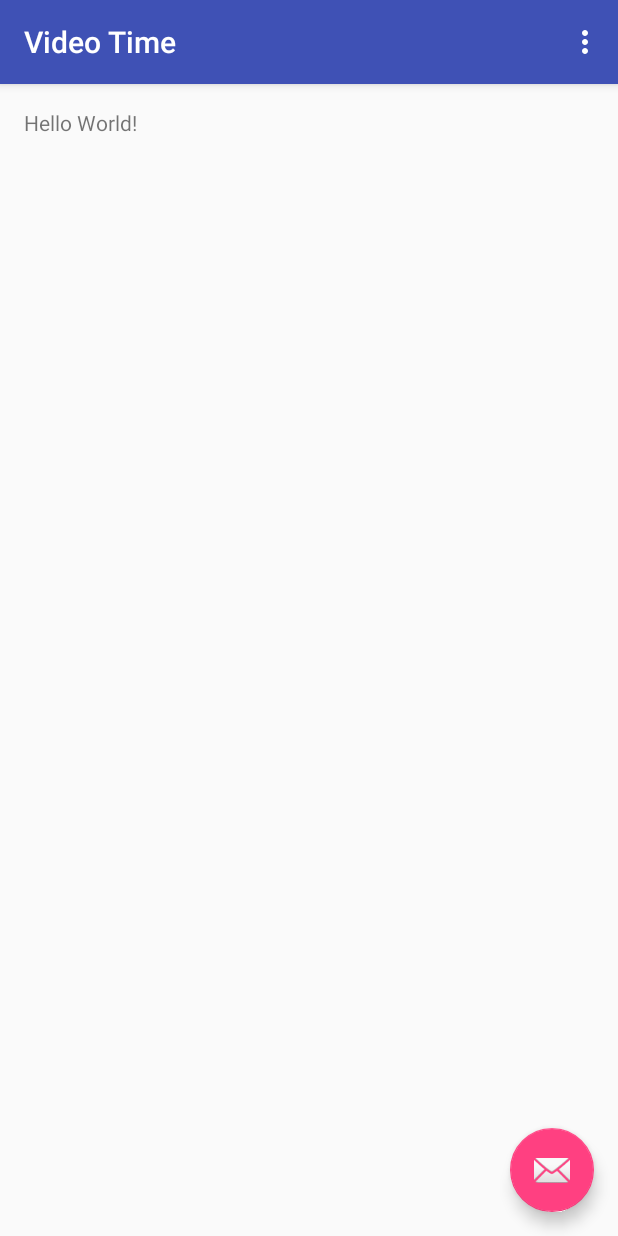
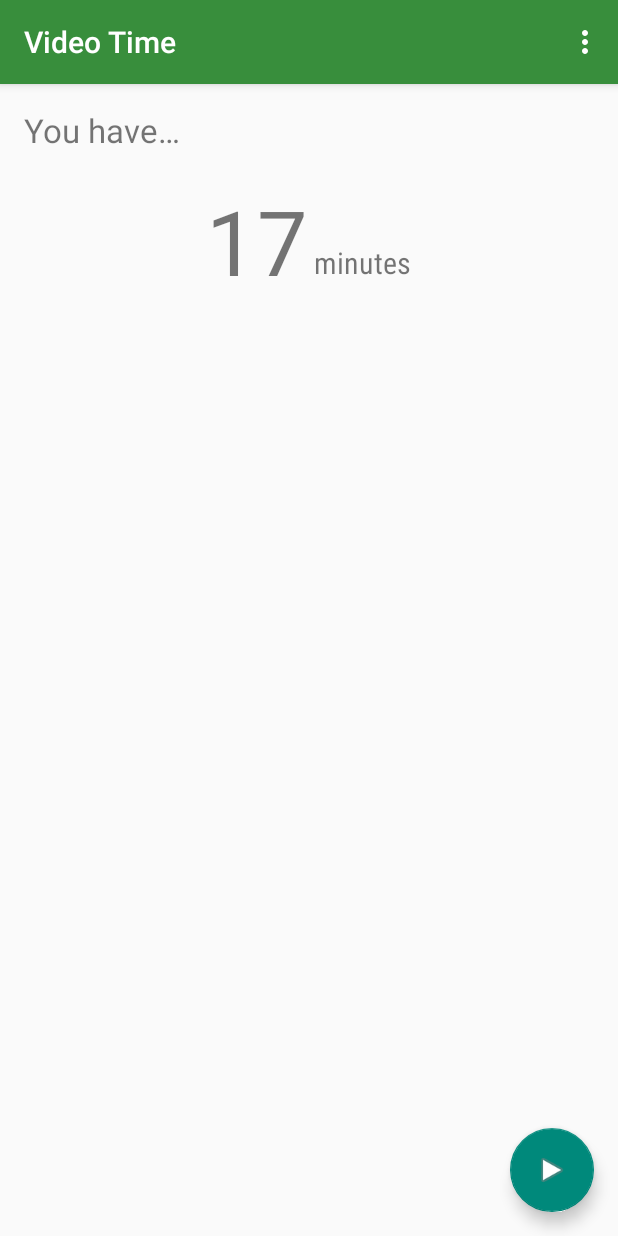
Before and after one commit to MarcBernstein/VideoTime, an Android app: the screen it shows after launch (MainActivity), on a phone screen of 412 x 824 dp. Run offline under Robolectric (Android 15) with nearby library versions, the phone set to English and light mode, and no system bars; our stand-ins replace ButterKnife, Dagger/Hilt's generated code; libraries missing offline, so code that uses them is left out: com.squareup.leakcanary; 4 statements that could not run were skipped.

Commit message:
Initial design

```diff
--- /dev/null
+++ b/app/src/main/java/info/marcbernstein/videotime/App.java
@@ -0,0 +1,57 @@
+package info.marcbernstein.videotime;
+
+import android.app.Application;
+
+import com.squareup.leakcanary.LeakCanary;
+
+import dagger.ObjectGraph;
+import info.marcbernstein.videotime.di.modules.VideoTimeModule;
+
+public class App extends Application {
+
+  private static App sInstance;
+
+  private ObjectGraph mObjectGraph;
+  private ObjectGraph mTestGraph;
+
+  @Override
+  public void onCreate() {
+    super.onCreate();
+
+    sInstance = this;
+
+    initLibs();
+    setupObjectGraph();
+  }
+
+  public static App getInstance() {
+    return sInstance;
+  }
+
+  private void initLibs() {
+    LeakCanary.install(this);
+  }
+
+  //region Dependency Injection
+  private void setupObjectGraph() {
+    mObjectGraph = ObjectGraph.create(getModules());
+  }
+
+  private Object[] getModules() {
+    return new Object[]{new VideoTimeModule()};
+  }
+
+  public static void inject(Object object) {
+    if (getInstance().mTestGraph != null) {
+      getInstance().mTestGraph.inject(object);
+      return;
+    }
+
+    getInstance().mObjectGraph.inject(object);
+  }
+
+  public void setTestGraph(ObjectGraph graph) {
+    mTestGraph = graph;
+  }
+  //endregion
+}
--- a/app/src/main/java/info/marcbernstein/videotime/MainActivity.java
+++ b/app/src/main/java/info/marcbernstein/videotime/MainActivity.java
@@ -8,16 +8,19 @@ import android.support.v7.widget.Toolbar;
 import android.view.Menu;
 import android.view.MenuItem;
 
+import butterknife.ButterKnife;
+
 public class MainActivity extends AppCompatActivity {
 
   @Override
   protected void onCreate(Bundle savedInstanceState) {
     super.onCreate(savedInstanceState);
     setContentView(R.layout.activity_main);
+    ButterKnife.bind(this);
     Toolbar toolbar = (Toolbar) findViewById(R.id.toolbar);
     setSupportActionBar(toolbar);
 
-        FloatingActionButton fab = (FloatingActionButton) findViewById(R.id.fab);
+    FloatingActionButton fab = ButterKnife.findById(this, R.id.fab);
     fab.setOnClickListener(
         view -> Snackbar.make(view, "Replace with your own action", Snackbar.LENGTH_LONG)
             .setAction("Action", null).show());
--- a/app/src/main/java/info/marcbernstein/videotime/MainActivityFragment.java
+++ b/app/src/main/java/info/marcbernstein/videotime/MainActivityFragment.java
@@ -1,22 +1,47 @@
 package info.marcbernstein.videotime;
 
+import android.os.Bundle;
+import android.support.annotation.Nullable;
 import android.support.v4.app.Fragment;
-import android.os.Bundle;
 import android.view.LayoutInflater;
 import android.view.View;
 import android.view.ViewGroup;
+import android.widget.TextView;
+
+import javax.inject.Inject;
+
+import butterknife.BindView;
+import butterknife.ButterKnife;
 
 /**
  * A placeholder fragment containing a simple view.
  */
 public class MainActivityFragment extends Fragment {
 
-    public MainActivityFragment() {
-    }
+  @Inject
+  App mApp;
 
-    @Override
-    public View onCreateView(LayoutInflater inflater, ViewGroup container,
-        Bundle savedInstanceState) {
-        return inflater.inflate(R.layout.fragment_main, container, false);
-    }
+  @BindView(R.id.textview_minutes)
+  TextView mMinutes;
+
+  public MainActivityFragment() {
+  }
+
+  @Override
+  public void onCreate(@Nullable Bundle savedInstanceState) {
+    super.onCreate(savedInstanceState);
+    ButterKnife.setDebug(true);
+
+    App.inject(this);
+  }
+
+  @Override
+  public View onCreateView(LayoutInflater inflater, ViewGroup container, Bundle savedInstanceState) {
+    View view = inflater.inflate(R.layout.fragment_main, container, false);
+    ButterKnife.bind(this, view);
+
+    mMinutes.setText("17");
+
+    return view;
+  }
 }
--- a/app/src/main/res/layout/activity_main.xml
+++ b/app/src/main/res/layout/activity_main.xml
@@ -17,11 +17,11 @@
             android:layout_width="match_parent"
             android:layout_height="?attr/actionBarSize"
             android:background="?attr/colorPrimary"
-            app:popupTheme="@style/AppTheme.PopupOverlay" />
+            app:popupTheme="@style/AppTheme.PopupOverlay"/>
 
     </android.support.design.widget.AppBarLayout>
 
-    <include layout="@layout/content_main" />
+    <include layout="@layout/content_main"/>
 
     <android.support.design.widget.FloatingActionButton
         android:id="@+id/fab"
@@ -29,6 +29,6 @@
         android:layout_height="wrap_content"
         android:layout_gravity="bottom|end"
         android:layout_margin="@dimen/fab_margin"
-        android:src="@android:drawable/ic_dialog_email" />
+        android:src="@android:drawable/ic_media_play"/>
 
 </android.support.design.widget.CoordinatorLayout>
--- a/app/src/main/res/layout/fragment_main.xml
+++ b/app/src/main/res/layout/fragment_main.xml
@@ -12,6 +12,39 @@
     <TextView
         android:layout_width="wrap_content"
         android:layout_height="wrap_content"
-        android:text="Hello World!" />
+        android:layout_alignParentLeft="true"
+        android:layout_alignParentStart="true"
+        android:layout_alignParentTop="true"
+        android:text="@string/you_have"
+        android:textSize="22sp"/>
+
+    <LinearLayout
+        android:layout_width="match_parent"
+        android:layout_height="wrap_content"
+        android:layout_marginTop="48dp"
+        android:gravity="center_horizontal"
+        android:orientation="horizontal">
+
+        <TextView
+            android:id="@+id/textview_minutes"
+            android:layout_width="wrap_content"
+            android:layout_height="wrap_content"
+            android:layout_weight="1"
+            android:gravity="center_vertical|end"
+            android:textSize="60sp"
+            tools:text="15"/>
+
+        <TextView
+            android:layout_width="wrap_content"
+            android:layout_height="match_parent"
+            android:layout_marginBottom="12dp"
+            android:layout_marginLeft="4dp"
+            android:layout_marginStart="4dp"
+            android:layout_weight="1"
+            android:fontFamily="sans-serif-condensed"
+            android:gravity="bottom"
+            android:text="@string/minutes"
+            android:textSize="20sp"/>
+    </LinearLayout>
 
 </RelativeLayout>
--- a/app/src/main/res/values/colors.xml
+++ b/app/src/main/res/values/colors.xml
@@ -1,6 +1,6 @@
 <?xml version="1.0" encoding="utf-8"?>
 <resources>
-    <color name="colorPrimary">#3F51B5</color>
-    <color name="colorPrimaryDark">#303F9F</color>
-    <color name="colorAccent">#FF4081</color>
+    <color name="colorPrimary">#388e3c</color>
+    <color name="colorPrimaryDark">#1b5e20</color>
+    <color name="colorAccent">#00897b</color>
 </resources>
--- a/app/src/main/res/values/strings.xml
+++ b/app/src/main/res/values/strings.xml
@@ -1,4 +1,7 @@
 <resources>
     <string name="app_name">Video Time</string>
     <string name="action_settings">Settings</string>
+    <string name="use_time">Use Time</string>
+    <string name="minutes">minutes</string>
+    <string name="you_have">You have…</string>
 </resources>
--- a/build.gradle
+++ b/build.gradle
@@ -8,9 +8,10 @@ buildscript {
     dependencies {
         classpath 'com.android.tools.build:gradle:2.2.0-alpha2'
         classpath 'com.github.JakeWharton:sdk-manager-plugin:e05218601b1274ea0721e13b33a426f641156f69'
-        classpath 'com.github.ben-manes:gradle-versions-plugin:0.9'
+        classpath 'com.github.ben-manes:gradle-versions-plugin:0.12.0'
         classpath 'com.jakewharton.hugo:hugo-plugin:1.2.1'
         classpath 'me.tatarka:gradle-retrolambda:3.3.0-beta4'
+        classpath 'com.neenbedankt.gradle.plugins:android-apt:1.8'
 
         // NOTE: Do not place your application dependencies here; they belong
         // in the individual module build.gradle files
@@ -21,6 +22,7 @@ allprojects {
     repositories {
         jcenter()
         maven { url 'https://jitpack.io' }
+        maven { url 'https://oss.sonatype.org/content/repositories/snapshots/' }
     }
 }
 
```
Also changed, not shown: app/build.gradle (+76 -3 lines), app/src/main/AndroidManifest.xml (+4 -3 lines), app/src/main/java/info/marcbernstein/videotime/di/modules/VideoTimeModule.java (added, +22 -0 lines), 2 other files. Lines whose indentation alone changed are shown as unchanged.
